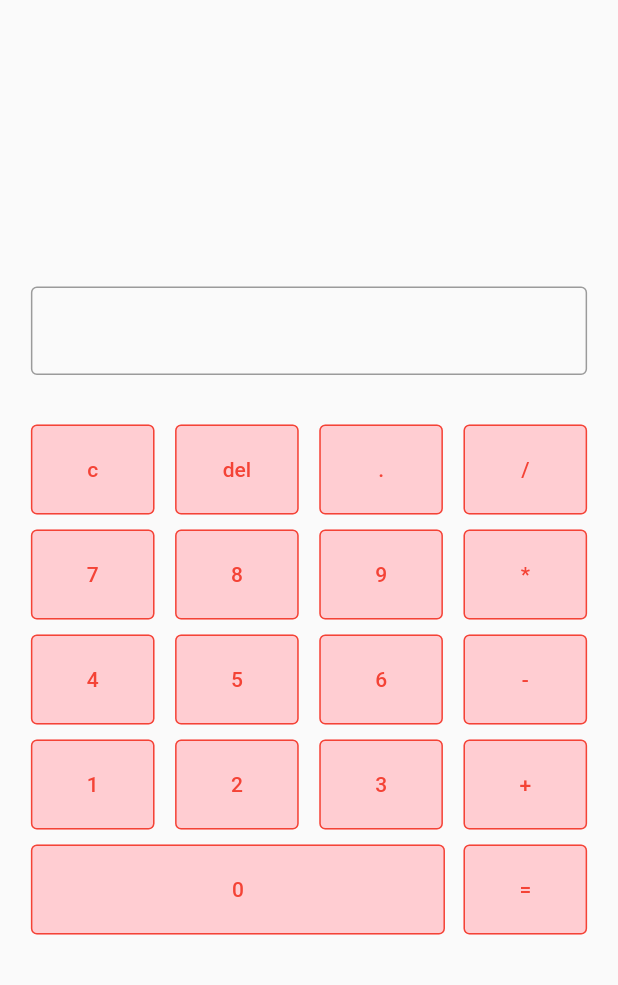
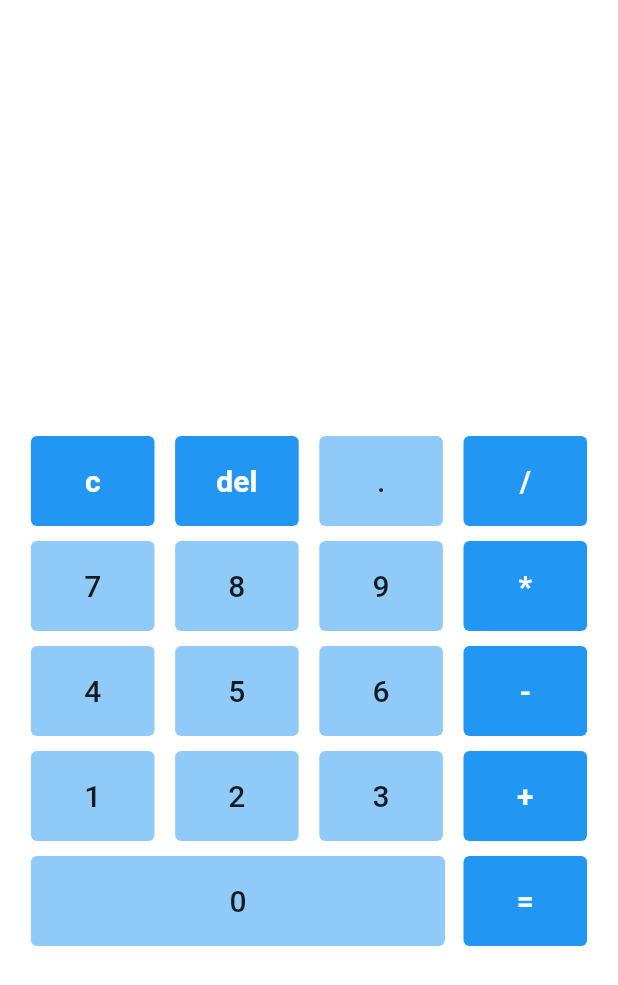
Before and after one commit to GilbertSilvaa/calculadora-flutter, a Flutter app: the screen it shows after launch, on a phone screen of 412 x 824 dp. Shown: the top 985 px of the screen. Run offline on Flutter 3.47's test engine with Material 2 defaults, Android fonts, the phone set to English and light mode, and no system bars.

```diff
--- a/lib/main.dart
+++ b/lib/main.dart
@@ -13,7 +13,7 @@ class MyApp extends StatelessWidget {
     return MaterialApp(
       title: 'Flutter Demo',
       theme: ThemeData(
-        primarySwatch: Colors.red,
+        primarySwatch: Colors.blueGrey,
       ),
       home: const Calculadora(),
     );
--- a/lib/src/calculadora.dart
+++ b/lib/src/calculadora.dart
@@ -69,6 +69,17 @@ class _CalculadoraState extends State<Calculadora> {
     return true;
   }
 
+  String _formatarResultado(double valor) {
+    if (valor.toString().endsWith('.0')) {
+      String valorFormatado =
+          valor.toString().substring(0, valor.toString().length - 2);
+
+      return valorFormatado;
+    }
+
+    return valor.toString();
+  }
+
   void _digitar(String texto) {
     if (!_validarEntrada(texto)) return;
 
@@ -109,7 +120,7 @@ class _CalculadoraState extends State<Calculadora> {
         if (expressao[1] == '/' && expressao[2] == '0') return;
 
         setState(() {
-          _calculadoraController.text = '$resultado';
+          _calculadoraController.text = _formatarResultado(resultado);
         });
       }
     }
@@ -123,7 +134,7 @@ class _CalculadoraState extends State<Calculadora> {
           double.parse(expressao[0]), double.parse(expressao[2]), expressao[1]);
 
       setState(() {
-        _calculadoraController.text = '$resultado';
+        _calculadoraController.text = _formatarResultado(resultado);
       });
 
       return;
@@ -162,6 +173,7 @@ class _CalculadoraState extends State<Calculadora> {
   @override
   Widget build(BuildContext context) {
     return Scaffold(
+      backgroundColor: Colors.white24,
       body: Center(
         child: SizedBox(
           width: MediaQuery.of(context).size.width * 0.9,
@@ -169,15 +181,23 @@ class _CalculadoraState extends State<Calculadora> {
             mainAxisAlignment: MainAxisAlignment.center,
             children: [
               TextField(
-                textAlign: TextAlign.right,
-                controller: _calculadoraController,
-                readOnly: true,
-                decoration: const InputDecoration(
-                  border: OutlineInputBorder(),
-                ),
-              ),
+                  textAlign: TextAlign.right,
+                  controller: _calculadoraController,
+                  readOnly: true,
+                  style: const TextStyle(
+                      fontSize: 36,
+                      color: Colors.white,
+                      fontWeight: FontWeight.w600),
+                  decoration: const InputDecoration(
+                    hintText: "0",
+                    border: InputBorder.none,
+                    hintStyle: TextStyle(
+                        fontSize: 36,
+                        color: Colors.white,
+                        fontWeight: FontWeight.w600),
+                  )),
               SizedBox(
-                height: MediaQuery.of(context).size.width * 0.08,
+                height: MediaQuery.of(context).size.width * 0.1,
               ),
               ..._teclado
                   .map((linha) => Column(
--- a/lib/src/components/button.dart
+++ b/lib/src/components/button.dart
@@ -11,6 +11,8 @@ class Button extends StatefulWidget {
 }
 
 class _ButtonState extends State<Button> {
+  final List<String> teclasEspeciais = ['+', '-', '*', '/', 'del', 'c', '='];
+
   @override
   Widget build(BuildContext context) {
     if (widget.texto == '0') {
@@ -19,11 +21,31 @@ class _ButtonState extends State<Button> {
           widget.onClick();
         },
         style: TextButton.styleFrom(
-          backgroundColor: Colors.red[100],
-          side: const BorderSide(width: 1.0, color: Colors.red),
-          fixedSize: Size(MediaQuery.of(context).size.width * 0.67, 60),
+            backgroundColor: Colors.blue[200],
+            fixedSize: Size(MediaQuery.of(context).size.width * 0.67, 60),
+            textStyle: const TextStyle(fontSize: 20)),
+        child: Text(
+          widget.texto,
+          style: const TextStyle(
+              color: Colors.black87, fontWeight: FontWeight.w500),
         ),
-        child: Text(widget.texto),
+      );
+    }
+
+    if (teclasEspeciais.contains(widget.texto)) {
+      return TextButton(
+        onPressed: () {
+          widget.onClick();
+        },
+        style: TextButton.styleFrom(
+            backgroundColor: Colors.blue[500],
+            fixedSize: Size(MediaQuery.of(context).size.width * 0.2, 60),
+            textStyle: const TextStyle(fontSize: 20)),
+        child: Text(
+          widget.texto,
+          style:
+              const TextStyle(color: Colors.white, fontWeight: FontWeight.w600),
+        ),
       );
     }
 
@@ -32,11 +54,14 @@ class _ButtonState extends State<Button> {
         widget.onClick();
       },
       style: TextButton.styleFrom(
-        backgroundColor: Colors.red[100],
-        side: const BorderSide(width: 1.0, color: Colors.red),
-        fixedSize: Size(MediaQuery.of(context).size.width * 0.2, 60),
+          backgroundColor: Colors.blue[200],
+          fixedSize: Size(MediaQuery.of(context).size.width * 0.2, 60),
+          textStyle: const TextStyle(fontSize: 20)),
+      child: Text(
+        widget.texto,
+        style:
+            const TextStyle(color: Colors.black87, fontWeight: FontWeight.w500),
       ),
-      child: Text(widget.texto),
     );
   }
 }
```
Also changed, not shown: pubspec.lock.
